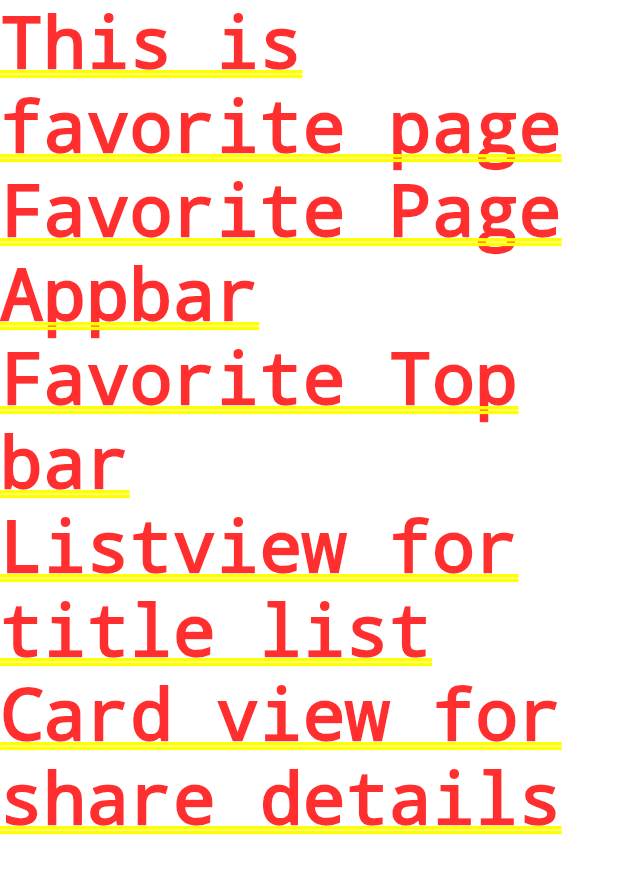
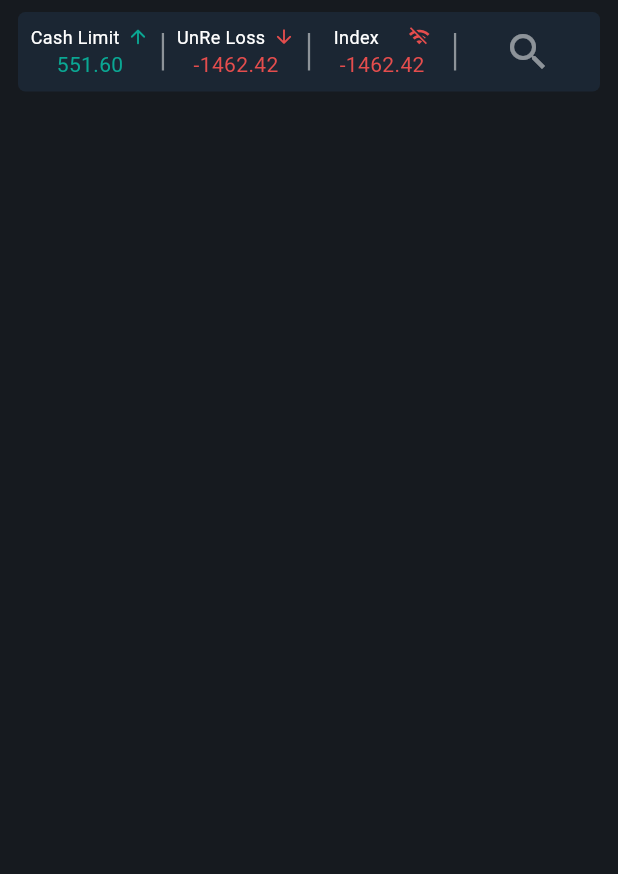
Before and after one commit to BishwayDatta1219/favorite_app, a Flutter app: the screen it shows after launch, on a phone screen of 412 x 824 dp. Shown: the top 874 px of the screen. Run offline on Flutter 3.47's test engine with Material 3 defaults, Android fonts, the phone set to English and light mode, and no system bars.

Commit message:
created & implemented favorite_appbar in favorite_page

```diff
--- /dev/null
+++ b/lib/favorite_appbar.dart
@@ -0,0 +1,137 @@
+import 'package:favorite_app/app_utlis/app_sizes.dart';
+import 'package:favorite_app/app_utlis/app_strings.dart';
+import 'package:favorite_app/app_utlis/app_ui_const.dart';
+import 'package:flutter/material.dart';
+
+class FavoriteAppbar extends StatelessWidget {
+  const FavoriteAppbar({super.key});
+
+  @override
+  Widget build(BuildContext context) {
+    return _buildAppBar();
+  }
+}
+
+_buildAppBar() {
+  return Container(
+    margin: const EdgeInsets.symmetric(
+      horizontal: AppSizes.mpg12,
+      vertical: AppSizes.mpg8,
+    ),
+    decoration: BoxDecoration(
+      color: AppUIConst.moonLightBlackColor,
+      borderRadius: BorderRadius.circular(AppSizes.borderRadius5),
+    ),
+    child: Row(
+      children: [
+        Expanded(
+          child: _buildCashLimit(),
+        ),
+        _buildBorder(),
+        Expanded(
+          child: _buildGainLoss(),
+        ),
+        _buildBorder(),
+        Expanded(
+          child: _buildIndex(),
+        ),
+        _buildBorder(),
+        Expanded(
+          child: _buildSearch(),
+        ),
+      ],
+    ),
+  );
+}
+
+_buildAppBarItemTitle(
+    {required Widget topItem,
+    required String bottomAmount,
+    required Color textColor}) {
+  return Padding(
+    padding: const EdgeInsets.all(8.0),
+    child: Column(
+      children: [
+        topItem,
+        Text(
+          bottomAmount,
+          style: TextStyle(color: textColor),
+        ),
+      ],
+    ),
+  );
+}
+
+_buildAppBarItem(String labelText, IconData icon, Color color) {
+  return Row(
+    mainAxisAlignment: MainAxisAlignment.spaceEvenly,
+    children: [
+      Text(
+        labelText,
+        style: AppUIConst.smallTS.copyWith(color: AppUIConst.whiteColor),
+      ),
+      const SizedBox(
+        width: AppSizes.mpg4,
+      ),
+      Icon(
+        icon,
+        size: 15,
+        color: color,
+      ),
+    ],
+  );
+}
+
+_buildCashLimit() {
+  return _buildAppBarItemTitle(
+    topItem: _buildAppBarItem(
+      AppStrings.cashLimit,
+      Icons.arrow_upward_rounded,
+      AppUIConst.lightGreenColor,
+    ),
+    bottomAmount: "551.60",
+    textColor: AppUIConst.lightGreenColor,
+  );
+}
+
+_buildBorder() {
+  return Container(
+    width: 1.5,
+    height: 25,
+    decoration: BoxDecoration(
+      color: AppUIConst.whiteColor.withOpacity(0.5),
+    ),
+  );
+}
+
+_buildGainLoss() {
+  return _buildAppBarItemTitle(
+    topItem: _buildAppBarItem(AppStrings.unreLoss, Icons.arrow_downward_rounded,
+        AppUIConst.lightRedColor),
+    bottomAmount: "-1462.42",
+    textColor: AppUIConst.lightRedColor,
+  );
+}
+
+_buildIndex() {
+  return _buildAppBarItemTitle(
+    topItem: _buildAppBarItem(
+      AppStrings.index,
+      Icons.wifi_off,
+      AppUIConst.lightRedColor,
+    ),
+    bottomAmount: "-1462.42",
+    textColor: AppUIConst.lightRedColor,
+  );
+}
+
+_buildSearch() {
+  return Icon(
+    Icons.search,
+    size: 32,
+    color: AppUIConst.whiteColor.withOpacity(
+      0.5,
+    ),
+  );
+}
+// For Cash Limit
--- a/lib/favorite_page.dart
+++ b/lib/favorite_page.dart
@@ -1,18 +1,30 @@
+import 'package:favorite_app/app_utlis/app_ui_const.dart';
+import 'package:favorite_app/favorite_appbar.dart';
 import 'package:flutter/material.dart';
+import 'package:flutter/services.dart';
 
 class FavoritePage extends StatelessWidget {
   const FavoritePage({super.key});
 
   @override
   Widget build(BuildContext context) {
-    return const Column(
-      children: [
-        Text("This is favorite page"),
-        Text("Favorite Page Appbar"),
-        Text("Favorite Top bar"),
-        Text("Listview for title list"),
-        Text("Card view for share details"),
-      ],
+    // Set the status bar color to match the background
+    SystemChrome.setSystemUIOverlayStyle(
+      SystemUiOverlayStyle(
+        statusBarColor: AppUIConst.moonBlackColor, // Status bar color
+        statusBarIconBrightness:
+            Brightness.light, // For white icons on dark background
+      ),
+    );
+
+    return Scaffold(
+      backgroundColor: AppUIConst.moonBlackColor,
+      body: const SafeArea(
+          child: Column(
+        children: [
+          FavoriteAppbar(),
+        ],
+      )),
     );
   }
 }
--- a/lib/main.dart
+++ b/lib/main.dart
@@ -12,6 +12,7 @@ class MyApp extends StatelessWidget {
   @override
   Widget build(BuildContext context) {
     return MaterialApp(
+      debugShowCheckedModeBanner: false,
       title: 'Flutter Demo',
       theme: ThemeData(
         // This is the theme of your application.
```
